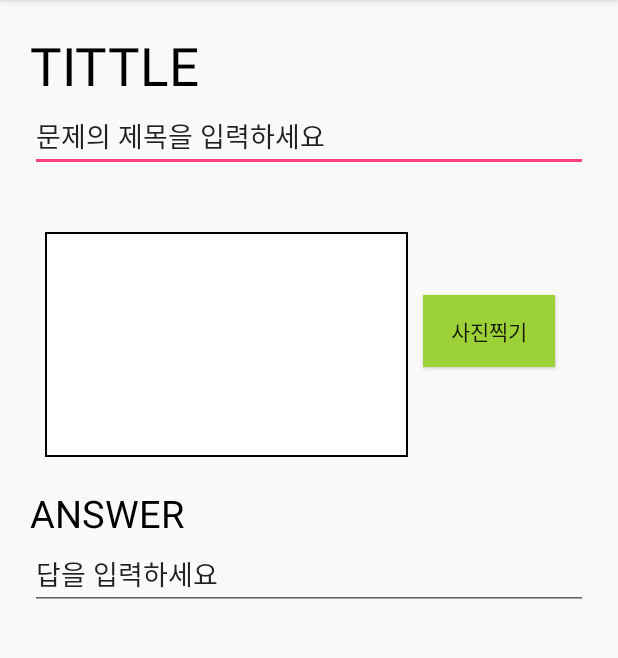
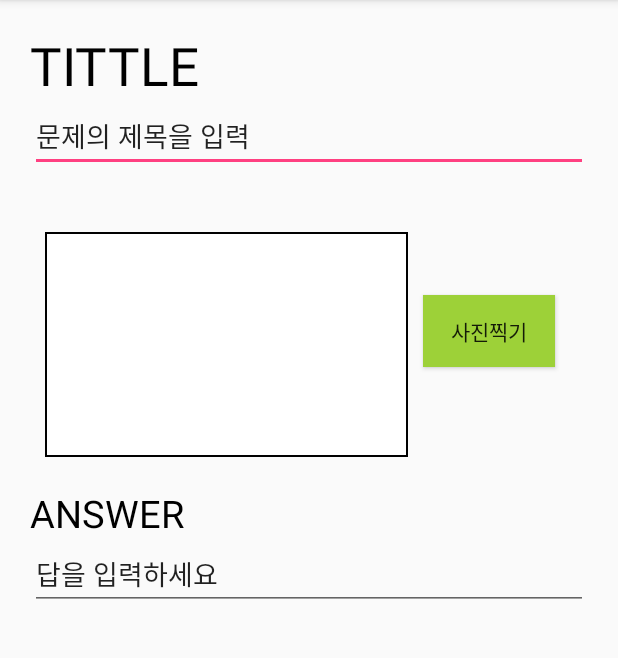
Before and after one commit to junseyeon/TestManager, an Android app: the screen it shows after launch (MainActivity), on a phone screen of 412 x 824 dp, the part 84-742 px from its top. Run offline under Robolectric (Android 15) with nearby library versions, the phone set to English and light mode, and no system bars.

Commit message:
CHANGE HINT

```diff
--- a/app/build.gradle
+++ b/app/build.gradle
@@ -5,7 +5,7 @@ android {
     defaultConfig {
         applicationId "black.kr.hs.mirim.testmanager"
         minSdkVersion 15
-        targetSdkVersion 26
+        targetSdkVersion 27
         versionCode 1
         versionName "1.0"
         testInstrumentationRunner "android.support.test.runner.AndroidJUnitRunner"
--- a/app/src/main/res/layout/activity_main.xml
+++ b/app/src/main/res/layout/activity_main.xml
@@ -21,7 +21,7 @@
         android:id="@+id/EditTest_title"
         android:layout_width="match_parent"
         android:layout_height="wrap_content"
-        android:text="문제의 제목을 입력하세요 " />
+        android:text="문제의 제목을 입력 " />
 
     <LinearLayout
         android:layout_marginTop="30dp"
```
